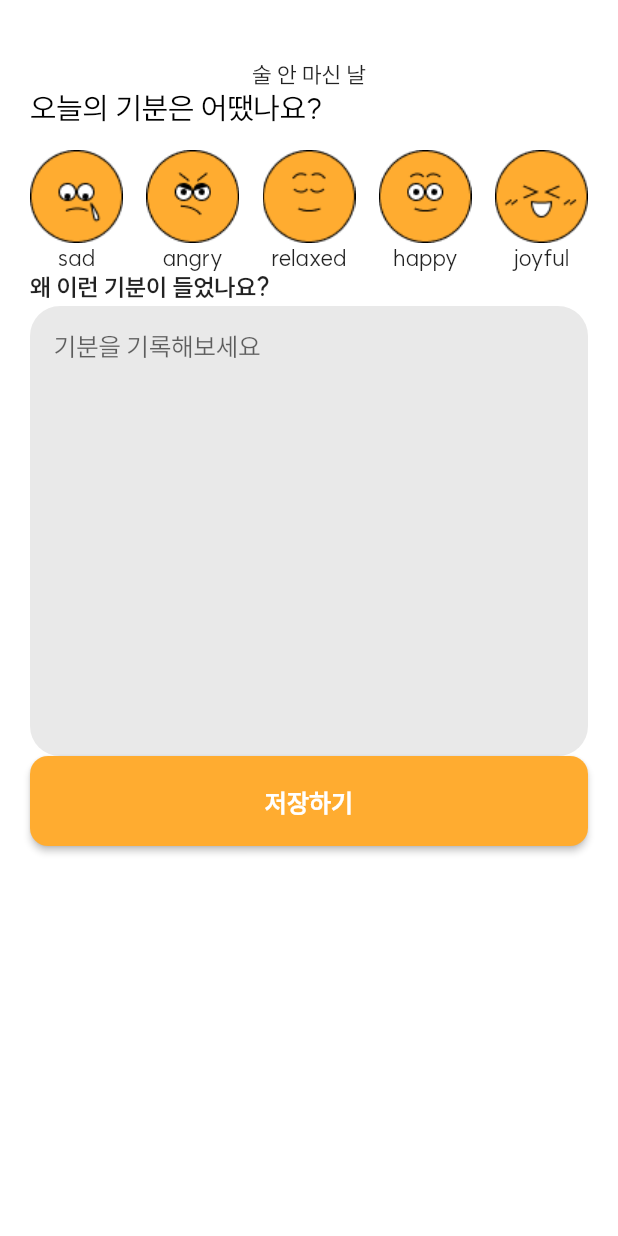
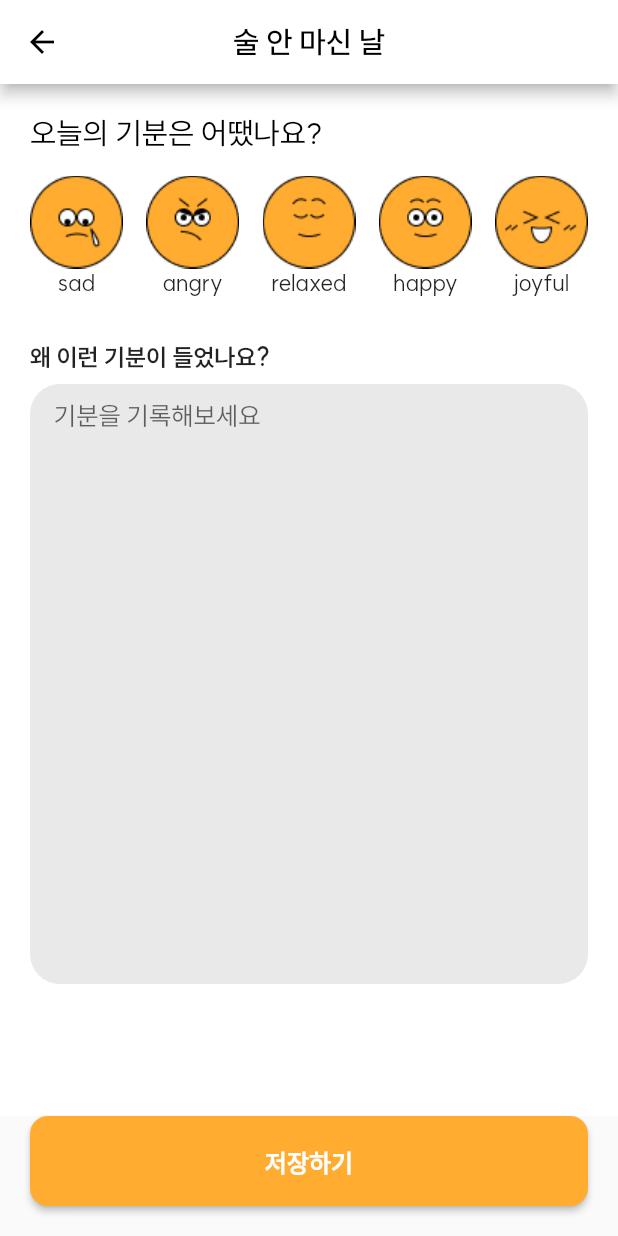
Before and after one commit to coitloz88/Alcohol-Free, a Flutter app: the SobrietyJournalPageView screen opened directly, after a tap on "저장하기", on a phone screen of 412 x 824 dp. Run offline on Flutter 3.47's test engine with Material 2 defaults, Android fonts, the phone set to English and light mode, and no system bars; our stand-ins replace cloud_firestore, dropdown_button2, firebase_auth, firebase_core, flutter_local_notifications, fluttertoast and 4 more; missing offline and left inert: flutter_timeline_calendar, quantity_input; accounts and stored records are empty; network calls fail; project files that could hold a hidden picture were left out.

Commit message:
implement uploading and showing journals (#68)
Co-authored-by: Hyemin Lee <cotloz88@gmail.com>

```diff
--- a/lib/app/modules/calendar/calendar_page_controller.dart
+++ b/lib/app/modules/calendar/calendar_page_controller.dart
@@ -7,11 +7,11 @@ import 'package:get/get.dart';
 class CalendarPageController extends GetxController {
   static CalendarPageController get to => Get.find<CalendarPageController>();
   Journal? _journal;
-  List<DateTime>? _dateTimeList;
+  CalendarDateTime? _dateTime;
 
   Journal? get journal => _journal;
 
-  List<DateTime>? get dateTimeList => _dateTimeList;
+  CalendarDateTime? get dateTime => _dateTime;
 
   List<Journal> getJournalList() {
     return JournalService.to.journalList;
@@ -26,6 +26,11 @@ class CalendarPageController extends GetxController {
     update();
   }
 
+  void setDate(CalendarDateTime time) {
+    _dateTime = time;
+    update();
+  }
+
   Journal? getJournal(CalendarDateTime time) {
     var check = 0;
     for (var journal in JournalService.to.journalList) {
@@ -34,7 +39,6 @@ class CalendarPageController extends GetxController {
           time.day == journal.date.day) {
         _journal = journal;
         check = 1;
-        _dateTimeList?.add(journal.date);
 
         update();
         return journal;
--- a/lib/app/modules/calendar/local_widgets/month_calendar_view.dart
+++ b/lib/app/modules/calendar/local_widgets/month_calendar_view.dart
@@ -39,7 +39,8 @@ class MonthCalendarContainer extends StatelessWidget {
       calendarType: CalendarType.GREGORIAN,
       calendarLanguage: "en",
       onChangeDateTime: (dateTime) {
-        var journal = CalendarPageController.to.getJournal(dateTime);
+        CalendarPageController.to.getJournal(dateTime);
+        CalendarPageController.to.setDate(dateTime);
       },
       headerOptions: HeaderOptions(
           weekDayStringType: WeekDayStringTypes.SHORT,
--- a/lib/app/modules/new_promise/local_widgets/journal_widget.dart
+++ b/lib/app/modules/new_promise/local_widgets/journal_widget.dart
@@ -116,8 +116,9 @@ class _JournalWidgetState extends State<JournalWidget> {
                           child: Column(
                             crossAxisAlignment: CrossAxisAlignment.start,
                             children: [
-                              if (drinking?.friends?.length != 0)
-                                Text("• 친구 ${drinking?.friends?.length}명과 약속"),
+                              if (drinking?.friends != 0)
+                                Text(
+                                    "• ${drinking?.friends?[0]} ${drinking?.friends?.length}명과 약속"),
                               Text(
                                   "• ${DateFormat("HH:mm").format(drinking!.from!)} 부터 ${DateFormat("HH:mm").format(drinking!.to!)}까지 마심"),
                               Text(
--- a/lib/app/modules/new_promise/new_promise_page.dart
+++ b/lib/app/modules/new_promise/new_promise_page.dart
@@ -104,7 +104,8 @@ class _NewPromisePageState extends State<NewPromisePage> {
                                 controller.to, 0, false), //금주 or 절주
                             controller.isPublic
                                 ? LevelOfAccess.public
-                                : LevelOfAccess.private, //공개 여부
+                                : LevelOfAccess.private,
+                            //공개 여부
                             controller.memoEditingController.text,
                             controller.selectedFriends,
                             0));
--- a/lib/app/modules/sobriety_journal/local_widgets/journal_heading.dart
+++ b/lib/app/modules/sobriety_journal/local_widgets/journal_heading.dart
@@ -2,13 +2,16 @@ import 'package:flutter/material.dart';
 
 class JournalHeading extends StatelessWidget {
   const JournalHeading(this.heading, {super.key});
+
   final String heading;
+
   @override
   Widget build(BuildContext context) {
     return Padding(
-      padding: const EdgeInsetsDirectional.fromSTEB(0, 20, 0, 0),
+      padding: const EdgeInsetsDirectional.fromSTEB(0, 20, 0, 20),
       child: Text(
         heading,
+        style: TextStyle(fontSize: 20, fontWeight: FontWeight.w500),
       ),
     );
   }
--- a/lib/app/modules/sobriety_journal/sobriety_journal_page.dart
+++ b/lib/app/modules/sobriety_journal/sobriety_journal_page.dart
@@ -16,27 +16,52 @@ class SobrietyJournalPageView extends StatelessWidget {
         init: SobrietyJournalPageController(),
         builder: (controller) {
           return Scaffold(
+            appBar: AppBar(
+                title: Text('술 안 마신 날',
+                    style: TextStyle(
+                        color: Colors.black,
+                        fontSize: 20,
+                        fontWeight: FontWeight.w500)),
+                centerTitle: true,
+                backgroundColor: Colors.white,
+                leading: BackButton(
+                  color: Colors.black,
+                  onPressed: () {
+                    Get.back();
+                  },
+                )),
             body: Padding(
                 padding: EdgeInsets.all(20.0),
+                child: Container(
+                  height: MediaQuery.of(context).size.height - 40,
+                  child: SingleChildScrollView(
                     child: Column(
+                      mainAxisAlignment: MainAxisAlignment.start,
                       children: [
-                    JournalHeading("술 안 마신 날"),
                         MoodSelectionRow(controller.moodTypeWrapper),
                         TextBoxWithHeading(
-                      textEditingController: controller.textEditingController,
+                          textEditingController:
+                              controller.textEditingController,
                           heading: "왜 이런 기분이 들었나요?",
                           hint: "기분을 기록해보세요",
                           height: 300,
+                          minHeight: 200,
+                          maxHeight: 400,
                         ),
-                    ConfirmButton(
+                      ],
+                    ),
+                  ),
+                )),
+            bottomSheet: Padding(
+              padding: EdgeInsets.fromLTRB(20, 0, 20, 20),
+              child: ConfirmButton(
                 buttonText: "저장하기",
                 onPressed: () {
                   controller.onConfirm();
                   Get.back();
                 },
               ),
-                  ],
-                )),
+            ),
           );
         });
   }
--- a/lib/app/modules/sobriety_journal/sobriety_journal_page_controller.dart
+++ b/lib/app/modules/sobriety_journal/sobriety_journal_page_controller.dart
@@ -1,10 +1,13 @@
 import 'package:alcohol_free/app/data/enums/mood_type.dart';
 import 'package:alcohol_free/app/data/models/sobriety_journal.dart';
 import 'package:alcohol_free/app/data/services/journal_service/journal_service.dart';
+import 'package:alcohol_free/app/modules/calendar/calendar_page_controller.dart';
 import 'package:flutter/material.dart';
 import 'package:get/get.dart';
 
 class SobrietyJournalPageController extends GetxController {
+  static SobrietyJournalPageController get to =>
+      Get.find<SobrietyJournalPageController>();
   MoodTypeWrapper moodTypeWrapper = MoodTypeWrapper();
   TextEditingController textEditingController = TextEditingController();
 
@@ -12,8 +15,15 @@ class SobrietyJournalPageController extends GetxController {
   late MoodType moodType;
 
   void onConfirm() {
+    var date = CalendarPageController.to.dateTime;
     SobrietyJournal sobrietyJournal = SobrietyJournal(
-        DateTime.now(), moodTypeWrapper.moodType, textEditingController.text);
+        DateTime(
+          date!.year,
+          date!.month,
+          date!.day,
+        ),
+        moodTypeWrapper.moodType,
+        textEditingController.text);
     JournalService.to.createJournal(sobrietyJournal);
   }
 }
--- a/lib/app/widgets/textbox_with_heading.dart
+++ b/lib/app/widgets/textbox_with_heading.dart
@@ -6,6 +6,8 @@ class TextBoxWithHeading extends StatefulWidget {
     required this.heading,
     this.hint,
     required this.height,
+    this.minHeight,
+    this.maxHeight,
     this.suffixText,
     required this.textEditingController,
     Key? key,
@@ -15,6 +17,9 @@ class TextBoxWithHeading extends StatefulWidget {
   final String? hint;
   final String? suffixText;
   final double height;
+  final double? minHeight;
+  final double? maxHeight;
+
   TextEditingController textEditingController = TextEditingController();
 
   @override
@@ -24,10 +29,17 @@ class TextBoxWithHeading extends StatefulWidget {
 class _TextBoxWithHeadingState extends State<TextBoxWithHeading> {
   @override
   Widget build(BuildContext context) {
-    return WidgetWithLeftHeading(
+    return Padding(
+      padding: const EdgeInsets.only(top: 30.0),
+      child: WidgetWithLeftHeading(
           heading: widget.heading,
           childWidget: Container(
-          height: widget.height,
+            constraints: BoxConstraints(
+              minHeight:
+                  widget.minHeight != null ? widget.minHeight! : widget.height,
+              maxHeight:
+                  widget.maxHeight != null ? widget.maxHeight! : widget.height,
+            ),
             decoration: BoxDecoration(
               color: const Color(0x25686767),
               borderRadius: BorderRadius.circular(20),
@@ -38,10 +50,15 @@ class _TextBoxWithHeadingState extends State<TextBoxWithHeading> {
               controller: widget.textEditingController,
               decoration: InputDecoration(
                   hintText: widget.hint,
-                contentPadding: const EdgeInsets.all(16.0),
+                  contentPadding: const EdgeInsets.only(
+                    left: 16.0,
+                    top: 10,
+                    right: 16,
+                  ),
                   border: InputBorder.none,
                   suffixText: widget.suffixText),
             ),
-        ));
+          )),
+    );
   }
 }
--- a/lib/app/widgets/widget_with_left_heading.dart
+++ b/lib/app/widgets/widget_with_left_heading.dart
@@ -24,7 +24,7 @@ class _WidgetWithLeftHeadingState extends State<WidgetWithLeftHeading> {
       children: [
         Text(widget.heading,
             style: const TextStyle(fontSize: 16, fontWeight: FontWeight.w600)),
-        const SizedBox(height: 3),
+        const SizedBox(height: 8),
         widget.childWidget,
       ],
     );
```
Also changed, not shown: lib/app/modules/drinking_journal_add/drinking_journal_page.dart (+73 -12 lines), lib/app/modules/drinking_journal_add/drinking_journal_page_controller.dart (+108 -6 lines), lib/app/widgets/afree_drop_down_button.dart (+19 -4 lines). Lines whose indentation alone changed are shown as unchanged.
